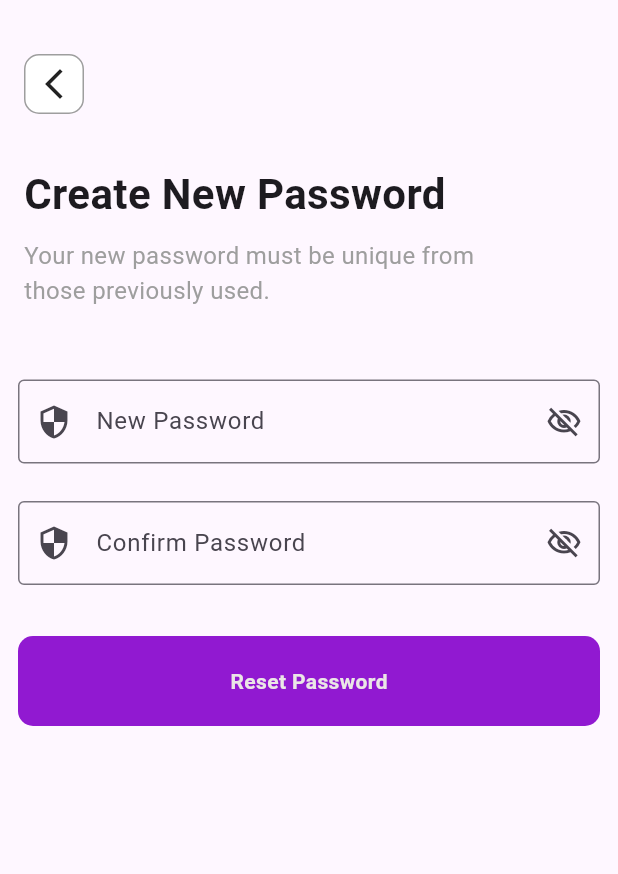
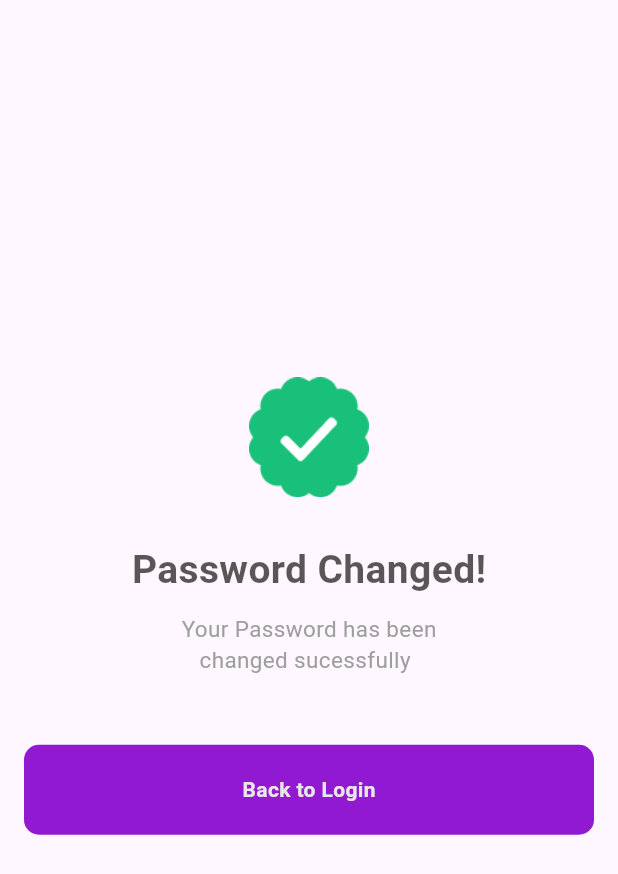
Before and after one commit to shrestha-anish-sudo/Murakey, a Flutter app: the Createnew screen opened by its route, after a tap on "Reset Password", on a phone screen of 412 x 824 dp. Shown: the top 874 px of the screen. Run offline on Flutter 3.47's test engine with Material 3 defaults, Android fonts, the phone set to English and light mode, and no system bars; our stand-ins replace another_flushbar, carousel_slider, flutter_screenutil, fluttertoast, get_it, intl_phone_number_input and 1 more.

Commit message:
'password'

```diff
--- a/lib/Utils/Routes/Routes.dart
+++ b/lib/Utils/Routes/Routes.dart
@@ -9,6 +9,7 @@ import 'package:murarkey/features/auth/Screens/Signup_screen.dart';
 import 'package:murarkey/features/auth/Screens/create_new.dart';
 import 'package:murarkey/features/auth/Screens/forgotpassword_screen.dart';
 import 'package:murarkey/features/auth/Screens/otp_screen.dart';
+import 'package:murarkey/features/auth/Screens/password_changed.dart';
 import 'package:murarkey/features/auth/Screens/welcome_screen.dart';
 import 'package:murarkey/features/auth/splash/splash_screen.dart';
 import 'package:murarkey/features/home/screens/home_screens.dart';
@@ -43,6 +44,9 @@ class Routes {
         return _pageRoute(const Coursetwo());
       case RoutesName.createnew:
         return _pageRoute(const Createnew());
+      case RoutesName.Passwordchanged:
+        return _pageRoute(const Passwordchanger());
+
       // case RoutesName.mainscreen:
       // return _pageRoute(Mainscreen());
     }
--- a/lib/Utils/Routes/Routes_name.dart
+++ b/lib/Utils/Routes/Routes_name.dart
@@ -14,4 +14,5 @@ class RoutesName {
   static const String createnew = 'Create_new_password';
   static const String coursetwo = 'Course_two';
   static const String mainscreen = 'Main_screen';
+  static const String Passwordchanged = "password Changed";
 }
--- a/lib/Utils/constant/assets_path.dart
+++ b/lib/Utils/constant/assets_path.dart
@@ -29,3 +29,4 @@ const String ca1 = "assets/images/Ca1.png";
 const String ca2 = "assets/images/Ca2.png";
 const String ca3 = "assets/images/Ca3.png";
 const String ca4 = "assets/images/Ca4.png";
+const String Sucess = "assets/images/Successmark.png";
--- a/lib/features/auth/Screens/create_new.dart
+++ b/lib/features/auth/Screens/create_new.dart
@@ -1,4 +1,5 @@
 import 'package:flutter/material.dart';
+import 'package:murarkey/Utils/Routes/routes_name.dart';
 import 'package:murarkey/features/auth/provider/password_provider.dart';
 import 'package:murarkey/features/home/widgets/back_arrow.dart';
 import 'package:murarkey/res/colors.dart';
@@ -130,7 +131,14 @@ class Createnew extends StatelessWidget {
               ),
               Padding(
                 padding: const EdgeInsets.all(12.0),
-                child: RoundButton(title: 'Reset Password', onPress: () {}),
+                child: RoundButton(
+                    title: 'Reset Password',
+                    onPress: () {
+                      // if (!_formKey.currentState!.validate()) {
+                      //       print('DOne');
+                      //     }
+                      Navigator.pushNamed(context, RoutesName.Passwordchanged);
+                    }),
               ),
             ],
           ),
--- /dev/null
+++ b/lib/features/auth/Screens/password_changed.dart
@@ -0,0 +1,59 @@
+import 'package:flutter/material.dart';
+import 'package:murarkey/Utils/Routes/routes_name.dart';
+import 'package:murarkey/Utils/constant/assets_path.dart';
+import 'package:murarkey/res/colors.dart';
+import 'package:murarkey/res/components/round_button.dart';
+
+class Passwordchanger extends StatelessWidget {
+  const Passwordchanger({super.key});
+
+  @override
+  Widget build(BuildContext context) {
+    return Scaffold(
+      body: Column(
+        mainAxisAlignment: MainAxisAlignment.center,
+        crossAxisAlignment: CrossAxisAlignment.center,
+        children: [
+          Image.asset(
+            Sucess,
+            height: 80,
+            width: 80,
+          ),
+          const SizedBox(
+            height: 30,
+          ),
+          const Text(
+            'Password Changed!',
+            style: TextStyle(
+                fontSize: 26,
+                fontWeight: FontWeight.bold,
+                color: AppColor.black),
+          ),
+          const SizedBox(
+            height: 10,
+          ),
+          const Center(
+            child: Text(
+              'Your Password has been\n   changed sucessfully',
+              style: TextStyle(
+                fontSize: 15,
+                color: AppColor.gray,
+              ),
+            ),
+          ),
+          const SizedBox(
+            height: 30,
+          ),
+          Padding(
+            padding: const EdgeInsets.all(16.0),
+            child: RoundButton(
+                title: 'Back to Login',
+                onPress: () {
+                  Navigator.pushNamed(context, RoutesName.login);
+                }),
+          )
+        ],
+      ),
+    );
+  }
+}
--- a/lib/res/app_url.dart
+++ b/lib/res/app_url.dart
@@ -1,5 +1,5 @@
 class AppUrl {
-  static var baseUrl = 'https://1a35-2405-acc0-1207-3c7f-ad48-2fbd-c105-5bd7.ngrok-free.app/';
+  static var baseUrl = 'localhost:8000';
   static var loginEndPoint = baseUrl + '/api/v1/user/login';
   static var registerApiEndpoint = baseUrl + '/api/v1/customers/register';
   static var sliderapi =
```
Also changed, not shown: assets/images/Successmark.png (added), pubspec.lock.
